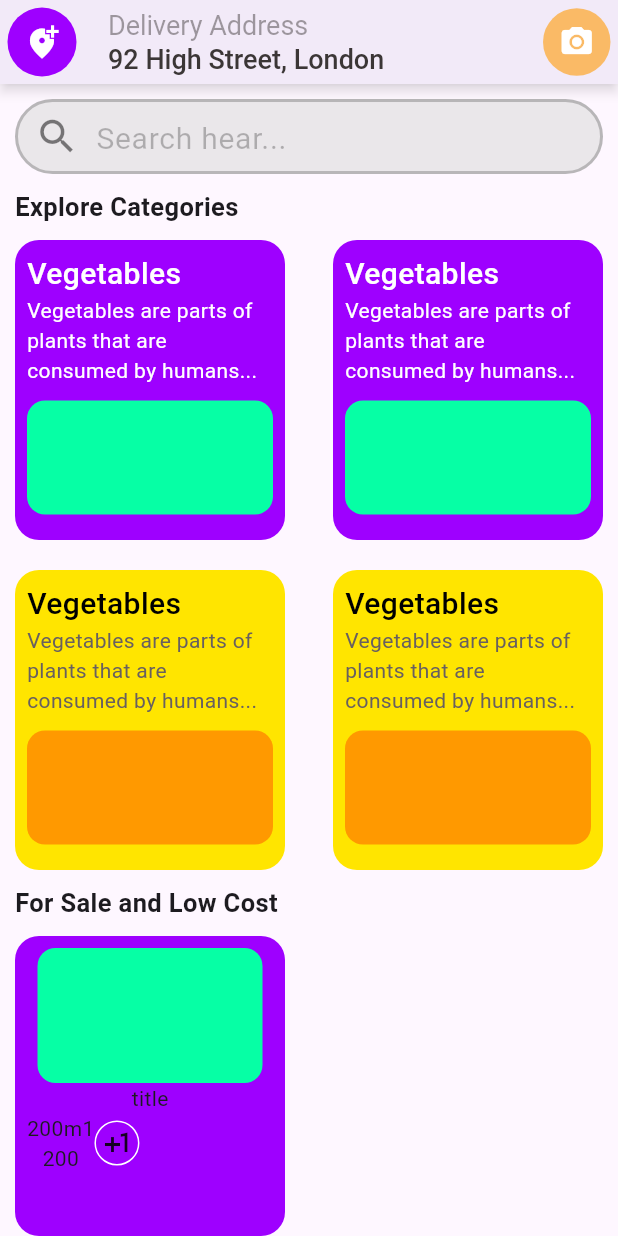
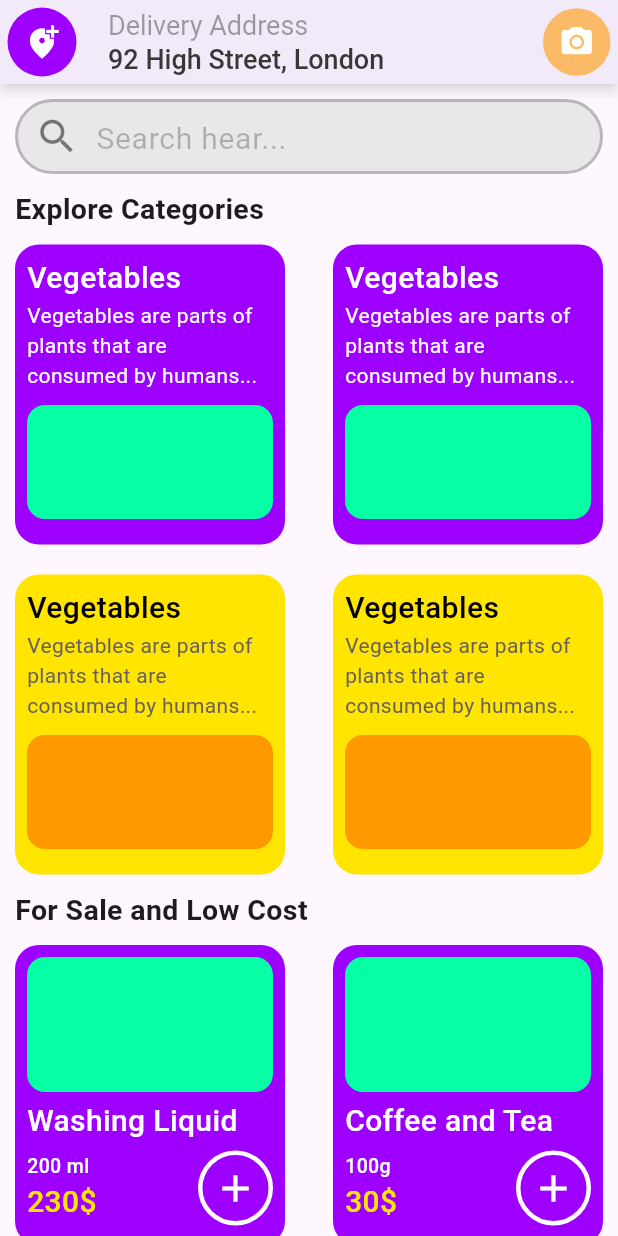
Before and after one commit to WmIsuru2001/flutter_grocery, a Flutter app: the screen it shows after launch, on a phone screen of 412 x 824 dp. Run offline on Flutter 3.47's test engine with Material 3 defaults, Android fonts, the phone set to English and light mode, and no system bars.

Commit message:
ppc card update

```diff
--- a/lib/pages/home_page/home_page.dart
+++ b/lib/pages/home_page/home_page.dart
@@ -27,7 +27,7 @@ class HomePage extends StatelessWidget {
               Text(
                 "Explore Categories",
                 style: TextStyle(
-                  fontSize: 17,
+                  fontSize: 19,
                   fontWeight: FontWeight.w700,
                 ),
               ),
@@ -89,14 +89,28 @@ class HomePage extends StatelessWidget {
               Text(
                 "For Sale and Low Cost",
                 style: TextStyle(
-                  fontSize: 17,
+                  fontSize: 19,
                   fontWeight: FontWeight.w700,
                 ),
               ),
               SizedBox(
                 height: 10,
               ),
-              ProductPriceCard(),
+              Row(
+                mainAxisAlignment: MainAxisAlignment.spaceBetween,
+                children: [
+                  ProductPriceCard(
+                    title: "Washing Liquid",
+                    pm: "200 ml",
+                    price: "230\$",
+                  ),
+                  ProductPriceCard(
+                    title: "Coffee and Tea",
+                    pm: "100g",
+                    price: "30\$",
+                  ),
+                ],
+              ),
             ],
           ),
         ),
--- a/lib/widgets/reusable/product_price_card.dart
+++ b/lib/widgets/reusable/product_price_card.dart
@@ -1,7 +1,16 @@
 import 'package:flutter/material.dart';
 
 class ProductPriceCard extends StatelessWidget {
-  const ProductPriceCard({super.key});
+  final String title;
+  final String pm;
+  final String price;
+
+  const ProductPriceCard({
+    super.key,
+    required this.title,
+    required this.pm,
+    required this.price,
+  });
 
   final double cardwidth = 180;
   final double cardheight = 200;
@@ -17,35 +26,69 @@ class ProductPriceCard extends StatelessWidget {
       child: Padding(
         padding: const EdgeInsets.all(8.0),
         child: Column(
+          crossAxisAlignment: CrossAxisAlignment.start,
           children: [
             Container(
-              width: 150,
+              width: 165,
               height: 90,
               decoration: BoxDecoration(
                 color: const Color(0xff06FFA5),
                 borderRadius: BorderRadius.circular(12),
               ),
             ),
-            const Text("title"),
+            const SizedBox(
+              height: 5,
+            ),
+            Text(
+              title,
+              style: const TextStyle(
+                  fontSize: 20,
+                  color: Colors.white,
+                  fontWeight: FontWeight.w500),
+            ),
+            const SizedBox(
+              height: 5,
+            ),
             Row(
+              mainAxisAlignment: MainAxisAlignment.spaceBetween,
               children: [
-                const Column(
+                Column(
+                  crossAxisAlignment: CrossAxisAlignment.start,
                   children: [
-                    Text("200m1"),
-                    Text("200"),
+                    Text(
+                      pm,
+                      style: const TextStyle(
+                        fontSize: 13,
+                        color: Colors.white,
+                        fontWeight: FontWeight.w500,
+                      ),
+                    ),
+                    Text(
+                      price,
+                      style: const TextStyle(
+                        fontSize: 20,
+                        color: Color(0xffFFE500),
+                        fontWeight: FontWeight.w500,
+                      ),
+                    ),
                   ],
                 ),
                 Container(
-                  width: 30,
-                  height: 30,
+                  width: 50,
+                  height: 50,
                   decoration: BoxDecoration(
                     borderRadius: BorderRadius.circular(100),
                     border: Border.all(
                       color: Colors.white,
+                      width: 3,
                     ),
                   ),
-                  child: const Icon(
-                    Icons.plus_one,
+                  child: const Center(
+                    child: Icon(
+                      Icons.add,
+                      color: Colors.white,
+                      size: 30,
+                    ),
                   ),
                 ),
               ],
```
